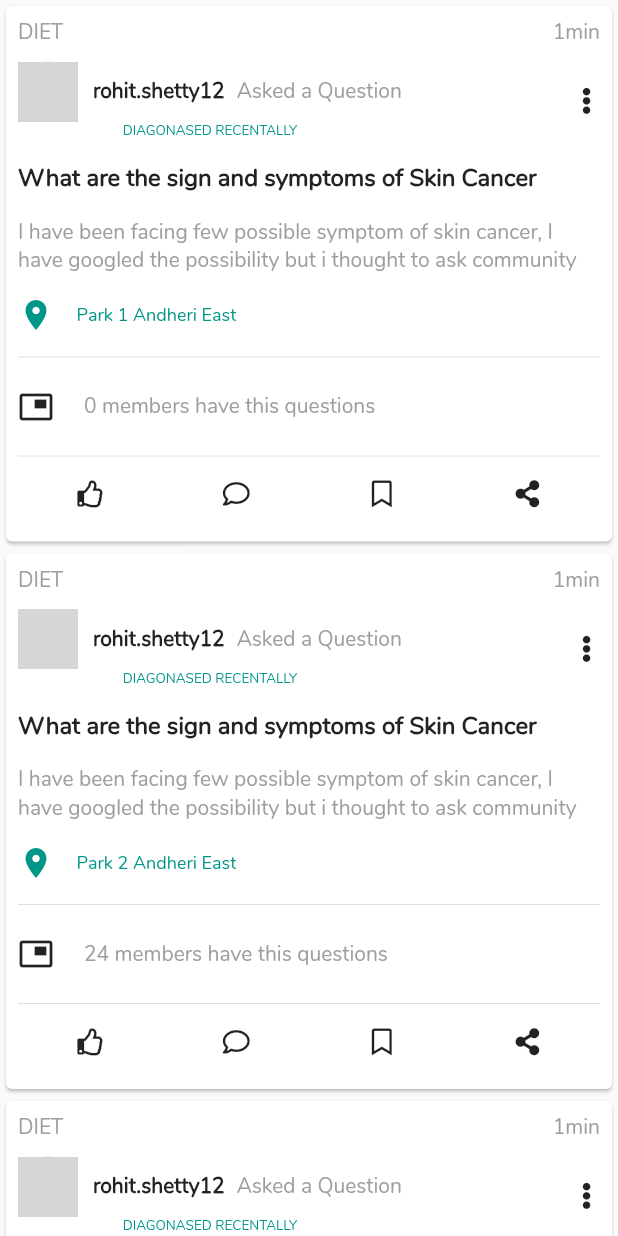
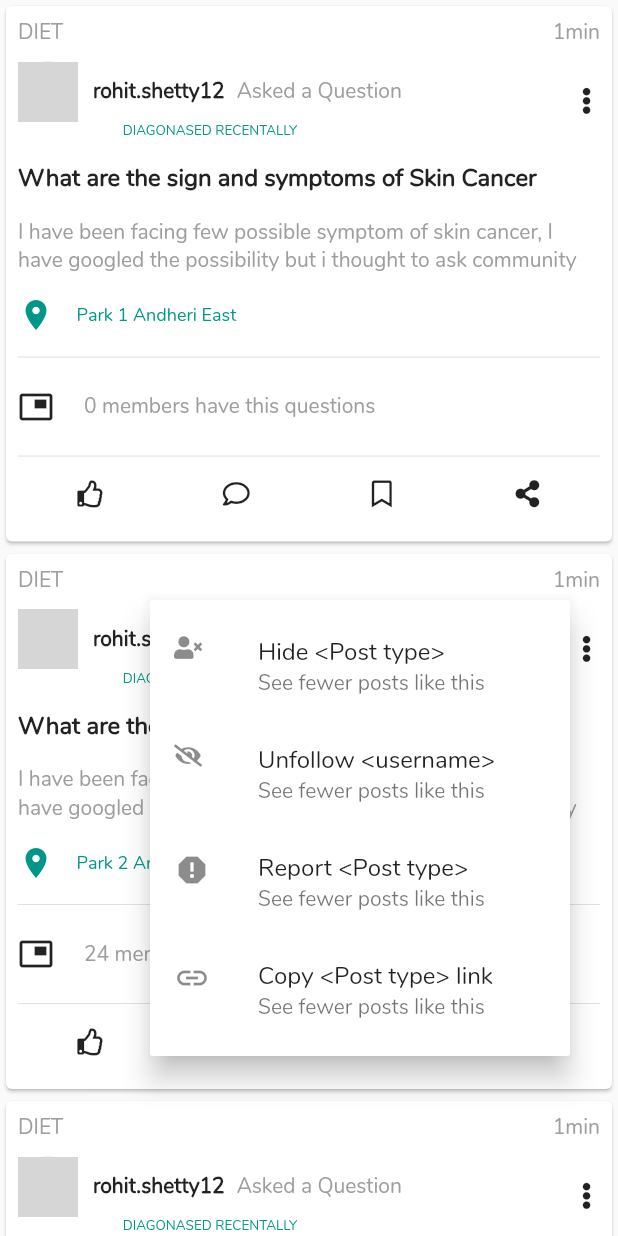
Before and after one commit to Joven-G/flutter-feed-app, a Flutter app: the FeedItem widget shown alone on an empty page, opened directly, after a tap on an icon or button, on a phone screen of 412 x 824 dp. Run offline on Flutter 3.47's test engine with Material 2 defaults, Android fonts, the light colour scheme and no system bars; our stand-ins replace font_awesome_flutter, share; missing offline and left inert: flutter_country_picker; network calls fail; grey boxes are pictures that could not be loaded.

Commit message:
widget added

```diff
--- a/lib/widgets/feed_item.dart
+++ b/lib/widgets/feed_item.dart
@@ -4,8 +4,9 @@ import 'package:font_awesome_flutter/font_awesome_flutter.dart';
 import 'package:share/share.dart';
 
 class FeedItem extends StatelessWidget {
-
-  const FeedItem({ Key key,}) : super(key: key);
+  const FeedItem({
+    Key key,
+  }) : super(key: key);
 
   @override
   Widget build(BuildContext context) {
@@ -21,8 +22,7 @@ class FeedItem extends StatelessWidget {
                   children: <Widget>[
                     Row(
                       mainAxisAlignment: MainAxisAlignment.spaceBetween,
-                      children: <Widget>[
-                        Text(
+                      children: <Widget>[ Text(
                           'DIET',
                           style: TextStyle(
                               fontSize: 14,
@@ -74,13 +74,17 @@ class FeedItem extends StatelessWidget {
                                     ],
                                   ),
                                   Text('DIAGONASED RECENTALLY',
-                                      style: TextStyle( fontSize: 9, color:Theme.of(context).accentColor)),
+                                      style: TextStyle(
+                                          fontSize: 9,
+                                          color:
+                                              Theme.of(context).accentColor)),
                                 ],
                               ),
                               GestureDetector(
-                                onTap: ()=> Share.share('check out my website https://example.com'),
+                                onTap: () => _showPopupMenu(context),
                                 child: Container(
-                                  child: Icon(FontAwesomeIcons.ellipsisV, size: 18),
+                                  child: Icon(FontAwesomeIcons.ellipsisV,
+                                      size: 18),
                                 ),
                               )
                             ],
@@ -89,7 +93,10 @@ class FeedItem extends StatelessWidget {
                       ],
                     ),
                     SizedBox(height: 15),
-                    Text( 'What are the sign and symptoms of Skin Cancer', style: TextStyle(fontSize: 16, fontWeight: FontWeight.bold),
+                    Text(
+                      'What are the sign and symptoms of Skin Cancer',
+                      style:
+                          TextStyle(fontSize: 16, fontWeight: FontWeight.bold),
                     ),
                     SizedBox(height: 15),
                     Text(
@@ -113,9 +120,7 @@ class FeedItem extends StatelessWidget {
                       ],
                     ),
                     SizedBox(height: 15),
-
                     Divider(height: 2),
-
                     Padding(
                         padding: EdgeInsets.only(top: 20, bottom: 20),
                         child: Row(
@@ -138,7 +143,7 @@ class FeedItem extends StatelessWidget {
                         GestureDetector(
                             onTap: () {
                               print('Like tapped');
-                              showOptions();
+                              //showOptions();
                             },
                             child: Icon(
                               FontAwesomeIcons.thumbsUp,
@@ -149,7 +154,8 @@ class FeedItem extends StatelessWidget {
                         GestureDetector(
                             onTap: () {
                               print('share the feed Item');
-                              Share.share('check out my website https://example.com');
+                              Share.share(
+                                  'check out my website https://example.com');
                             },
                             child: Icon(FontAwesomeIcons.shareAlt, size: 18))
                       ],
@@ -161,5 +167,54 @@ class FeedItem extends StatelessWidget {
         });
   }
 
-  void showOptions() {}
+  _showPopupMenu(BuildContext context) async {
+    await showMenu(
+      context: context,
+      position: RelativeRect.fromLTRB(100, 400, 100, 400),
+      items: [
+
+        PopupMenuItem(
+          child: ListTile(
+            leading: Icon(FontAwesomeIcons.userTimes, size: 15),
+            onTap: ()=> print('hide'),
+            title: Text('Hide <Post type>'),
+            subtitle: Text('See fewer posts like this'),
+          ),
+        ),
+
+        PopupMenuItem(
+          child: ListTile(
+            leading: Icon(FontAwesomeIcons.solidEyeSlash, size: 15,),
+            onTap: ()=> print('Unfollow <username>'),
+            title: Text('Unfollow <username>'),
+            subtitle: Text('See fewer posts like this'),
+          ),
+        ),
+
+        PopupMenuItem(
+          child: ListTile(
+            leading: Icon(Icons.report),
+            onTap: ()=> print('Report'),
+            title: Text('Report <Post type>'),
+            subtitle: Text('See fewer posts like this'),
+          ),
+        ),
+
+        PopupMenuItem(
+          child: ListTile(
+            leading: Icon(Icons.link),
+            onTap: ()=> print('hide'),
+            title: Text('Copy <Post type> link'),
+            subtitle: Text('See fewer posts like this'),
+          ),
+        ),
+
+      ],
+      elevation: 8.0,
+    );
+  }
+
+
+
+
 }
```
